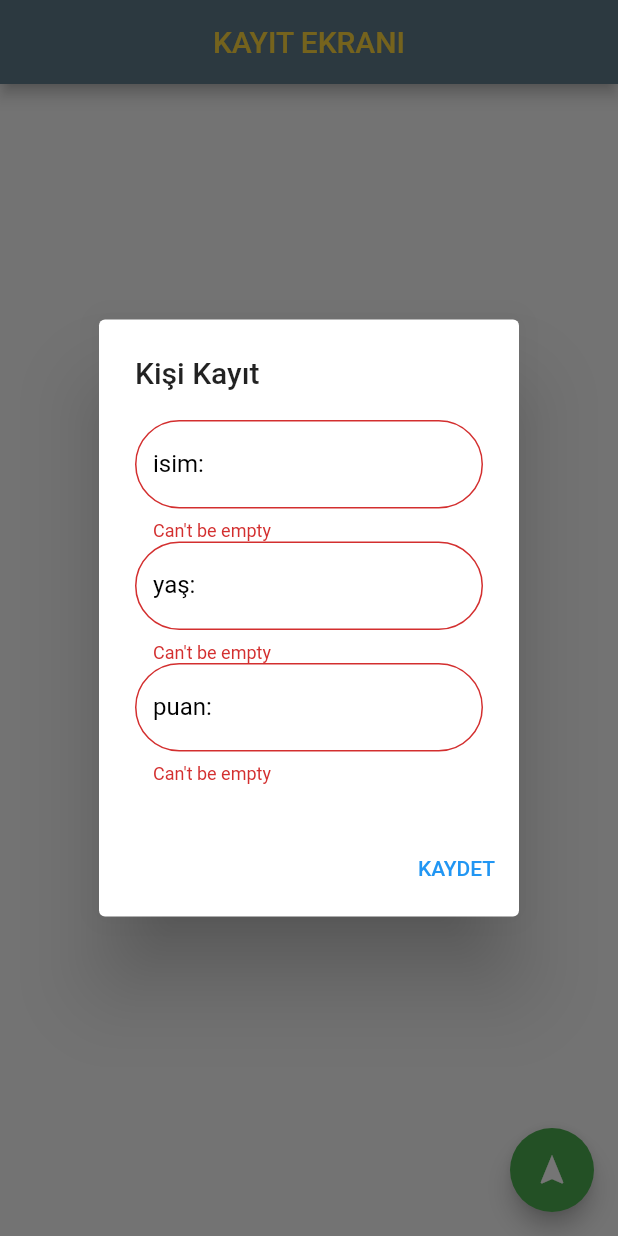
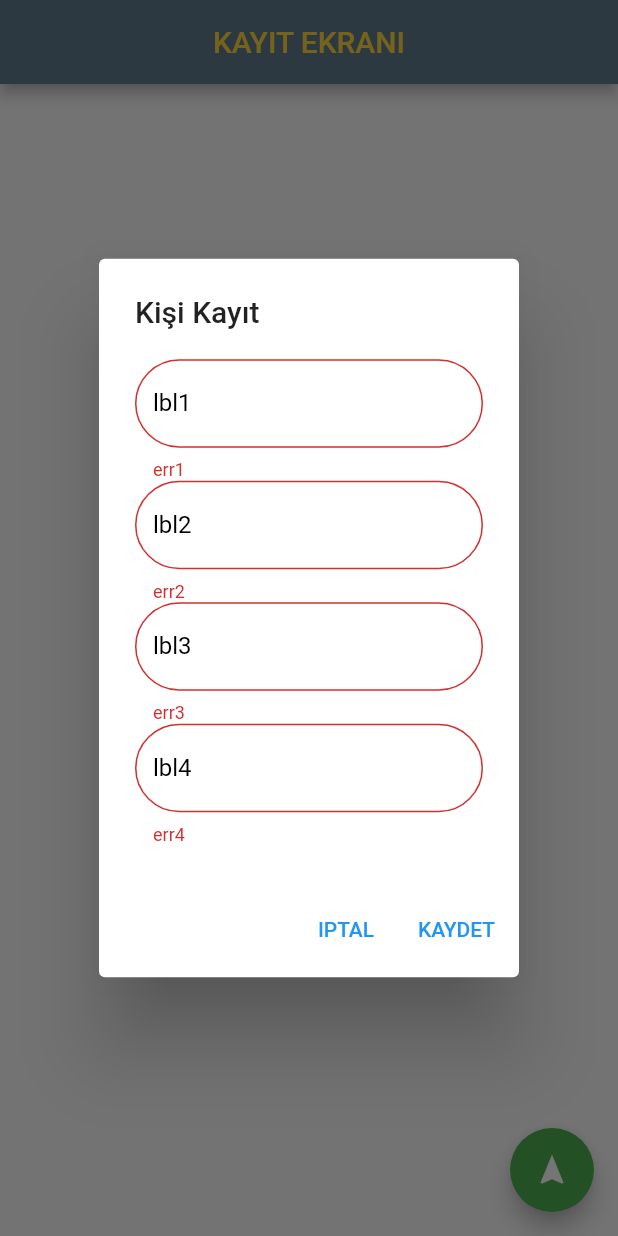
Before and after one commit to sudelmez/flutter_infpage, a Flutter app: the screen it shows after launch, after a tap on the "navigation" icon, on a phone screen of 412 x 824 dp. Run offline on Flutter 3.47's test engine with Material 2 defaults, Android fonts, the phone set to English and light mode, and no system bars.

Commit message:
code update

```diff
--- /dev/null
+++ b/lib/core/base/util/size_util.dart
@@ -0,0 +1,4 @@
+class SizeUtil {
+  static double itemWidth = 300;
+  static double itemHeight = 70;
+}
--- /dev/null
+++ b/lib/core/component/custom_field.dart
@@ -0,0 +1,23 @@
+import 'package:flutter/material.dart';
+
+class CustomField extends StatelessWidget {
+  final TextEditingController controller;
+  final String? errorText;
+  final String? labelText;
+  final Function(String val) onChanged;
+  const CustomField({Key? key, required this.controller, required this.errorText, required this.labelText, required this.onChanged}) : super(key: key);
+
+  @override
+  Widget build(BuildContext context) {
+    return TextField(
+      controller: controller,
+      decoration: InputDecoration(
+        errorText: errorText,
+        labelText: labelText,
+        labelStyle: const TextStyle(color: Colors.black),
+        border: OutlineInputBorder(borderRadius: BorderRadius.circular(50)),
+      ),
+      onChanged: onChanged,
+    );
+  }
+}
--- /dev/null
+++ b/lib/core/component/text_button.dart
@@ -0,0 +1,12 @@
+import 'package:flutter/material.dart';
+
+class CustomButton extends StatelessWidget {
+  final String title;
+  final Function() onPressed;
+  const CustomButton({Key? key, required this.title, required this.onPressed}) : super(key: key);
+
+  @override
+  Widget build(BuildContext context) {
+    return TextButton(onPressed: onPressed, child: Text(title));
+  }
+}
--- /dev/null
+++ b/lib/core/service/dialog_service.dart
@@ -0,0 +1,7 @@
+import 'package:flutter/material.dart';
+
+class DialogService {
+  show(BuildContext context, Widget widget) {
+    showDialog<String>(context: context, barrierDismissible: true, builder: (BuildContext context) => widget);
+  }
+}
--- a/lib/main.dart
+++ b/lib/main.dart
@@ -1,44 +1,10 @@
 import 'package:flutter/material.dart';
+import 'package:flutter_infpage/product/home/home_view.dart';
 
 void main() {
   runApp(const MyApp());
 }
 
-var _text = "";
-
-final _controller = TextEditingController();
-final _controller2 = TextEditingController();
-final _controller3 = TextEditingController();
-
-String? get _errorText {
-  final text = _controller.value.text;
-
-  if (text.isEmpty) {
-    return 'Can\'t be empty';
-  }
-
-  return null;
-}
-
-String? get _errorText2 {
-  final text2 = _controller2.value.text;
-
-  if (text2.isEmpty) {
-    return 'Can\'t be empty';
-  }
-
-  return null;
-}
-
-String? get _errorText3 {
-  final text3 = _controller3.value.text;
-
-  if (text3.isEmpty) {
-    return 'Can\'t be empty';
-  }
-
-  return null;
-}
 
 class MyApp extends StatelessWidget {
   const MyApp({Key? key}) : super(key: key);
@@ -46,153 +12,21 @@ class MyApp extends StatelessWidget {
   @override
   Widget build(BuildContext context) {
     return const MaterialApp(
+      debugShowCheckedModeBanner: false,
       home: MyHomePage(),
     );
   }
 }
 
-class MyHomePage extends StatefulWidget {
-  const MyHomePage({Key? key}) : super(key: key);
-
-  @override
-  State<MyHomePage> createState() => _MyHomePageState();
-}
-
-class _MyHomePageState extends State<MyHomePage> {
-  @override
-  Widget build(BuildContext context) {
-    return Scaffold(
-      appBar: AppBar(
-        backgroundColor: Colors.blueGrey,
-        centerTitle: true,
-        title: const Text(
-          'KAYIT EKRANI',
-          style: TextStyle(color: Colors.amberAccent, fontSize: 20),
-        ),
-      ),
-      floatingActionButton: FloatingActionButton(
-        child: Icon(Icons.navigation),
-        backgroundColor: Colors.green,
-        foregroundColor: Colors.white,
-        onPressed: () {
-          setState(() {
-            showDialog<String>(
-                context: context,
-                builder: (BuildContext context) => AlertDialog(
-                      title: const Text('Kişi Kayıt'),
-                      content: SingleChildScrollView(
-                        child: ListBody(
-                          children: [
-                            TextField(
-                              controller: _controller,
-                              decoration: InputDecoration(
-                                errorText: _errorText,
-                                labelText: 'isim:',
-                                labelStyle: TextStyle(color: Colors.black),
-                                border: OutlineInputBorder(
-                                    borderRadius: BorderRadius.circular(50)),
-                              ),
-                              onChanged: (text) => setState(() => _text),
-                            ),
-                            TextField(
-                              controller: _controller2,
-                              decoration: InputDecoration(
-                                errorText: _errorText2,
-                                labelText: 'yaş:',
-                                labelStyle: TextStyle(color: Colors.black),
-                                border: OutlineInputBorder(
-                                    borderRadius: BorderRadius.circular(50)),
-                              ),
-                              onChanged: (text) => setState(() => _text),
-                            ),
-                            TextField(
-                              controller: _controller3,
-                              decoration: InputDecoration(
-                                errorText: _errorText3,
-                                labelText: 'puan:',
-                                labelStyle: TextStyle(color: Colors.black),
-                                border: OutlineInputBorder(
-                                    borderRadius: BorderRadius.circular(50)),
-                              ),
-                              onChanged: (text) => setState(() => _text),
-                            ),
-                          ],
-                        ),
-                      ),
-                      actions: [
-                        TextButton(
-                            onPressed: () {
-                              if (_errorText == null &&
-                                  _errorText2 == null &&
-                                  _errorText3 == null) {
-                                Navigator.of(context).pop();
-                                Navigator.push(
-                                  context,
-                                  MaterialPageRoute(
-                                      builder: (context) => secondpage()),
-                                );
-                              }
-                              return null;
-                            },
-                            child: Text('KAYDET'))
-                      ],
-                    ));
-          });
-        },
-      ),
-    );
-  }
-}
-
-class secondpage extends StatelessWidget {
-  const secondpage({Key? key}) : super(key: key);
-
-  @override
-  Widget build(BuildContext context) {
-    return Scaffold(
-      backgroundColor: Colors.grey,
-      body: Center(
-        child: Column(
-          children: [
-            Padding(
-              padding: const EdgeInsets.all(8.0),
-              child: Container(
-                decoration: BoxDecoration(color: Colors.green),
-                width: 300,
-                height: 70,
-                child: Text(
-                  _controller.text,
-                  style: TextStyle(color: Colors.black, fontSize: 50),
-                ),
-              ),
-            ),
-            Padding(
-              padding: const EdgeInsets.all(8.0),
-              child: Container(
-                decoration: BoxDecoration(color: Colors.green),
-                width: 300,
-                height: 70,
-                child: Text(
-                  _controller2.text,
-                  style: TextStyle(color: Colors.black, fontSize: 50),
-                ),
-              ),
-            ),
-            Padding(
-              padding: const EdgeInsets.all(8.0),
-              child: Container(
-                decoration: BoxDecoration(color: Colors.green),
-                width: 300,
-                height: 70,
-                child: Text(
-                  _controller3.text,
-                  style: TextStyle(color: Colors.black, fontSize: 50),
-                ),
-              ),
-            )
-          ],
-        ),
-      ),
-    );
-  }
-}
+// TextButton(
+//     onPressed: () {
+//       if (_errorText == null && _errorText2 == null && _errorText3 == null) {
+//         Navigator.of(context).pop();
+//         Navigator.push(
+//           context,
+//           MaterialPageRoute(builder: (context) => secondpage()),
+//         );
+//       }
+//       return null;
+//     },
+//     child: Text('KAYDET'))
--- /dev/null
+++ b/lib/product/home/field_item_model.dart
@@ -0,0 +1,9 @@
+import 'package:flutter/material.dart';
+
+class FieldItems {
+  final TextEditingController controller;
+  String? errorText;
+  final String? labelText;
+
+  FieldItems(this.controller, this.errorText, this.labelText);
+}
--- /dev/null
+++ b/lib/product/home/home_view.dart
@@ -0,0 +1,65 @@
+import 'package:flutter/material.dart';
+import 'package:flutter_infpage/product/home/home_viewmodel.dart';
+import '../../core/component/custom_field.dart';
+import '../../core/component/text_button.dart';
+import '../../core/service/dialog_service.dart';
+
+class MyHomePage extends StatefulWidget {
+  const MyHomePage({Key? key}) : super(key: key);
+
+  @override
+  State<MyHomePage> createState() => _MyHomePageState();
+}
+
+class _MyHomePageState extends State<MyHomePage> {
+  final String _appbarTitle = 'KAYIT EKRANI';
+  final String _alertHeader = 'Kişi Kayıt';
+  HomeViewmodel viewmodel = HomeViewmodel();
+  @override
+  Widget build(BuildContext context) {
+    return Scaffold(
+      appBar: _homeAppbar(),
+      floatingActionButton: FloatingActionButton(
+        child: Icon(Icons.navigation),
+        backgroundColor: Colors.green,
+        foregroundColor: Colors.white,
+        onPressed: () {
+          setState(() {
+            DialogService().show(
+              context,
+              AlertDialog(
+                title: Text(_alertHeader),
+                content: SingleChildScrollView(
+                  child: Column(
+                    children: List.generate(
+                      viewmodel.items.length,
+                      (index) => CustomField(
+                        controller: viewmodel.items[index].controller,
+                        errorText: viewmodel.items[index].errorText,
+                        labelText: viewmodel.items[index].labelText,
+                        onChanged: (val) {
+                          String? data = viewmodel.checkData(val);
+                          setState(() {
+                            viewmodel.items[index].errorText = data;
+                          });
+                        },
+                      ),
+                    ),
+                  ),
+                ),
+                actions: [
+                  CustomButton(title: 'IPTAL', onPressed: () => print("IPTAL")),
+                  CustomButton(title: 'KAYDET', onPressed: () => print("KAYDET")),
+                ],
+              ),
+            );
+          });
+        },
+      ),
+    );
+  }
+
+  AppBar _homeAppbar() {
+    return AppBar(backgroundColor: Colors.blueGrey, centerTitle: true, title: Text(_appbarTitle, style: const TextStyle(color: Colors.amberAccent, fontSize: 20)));
+  }
+}
--- /dev/null
+++ b/lib/product/home/home_viewmodel.dart
@@ -0,0 +1,16 @@
+import 'package:flutter/cupertino.dart';
+
+import 'field_item_model.dart';
+
+class HomeViewmodel {
+  String? checkData(String val) {
+    return val.isEmpty ? 'Can\'t be empty' : null;
+  }
+
+  List<FieldItems> items = [
+    FieldItems(TextEditingController(), 'err1', 'lbl1'),
+    FieldItems(TextEditingController(), 'err2', 'lbl2'),
+    FieldItems(TextEditingController(), 'err3', 'lbl3'),
+    FieldItems(TextEditingController(), 'err4', 'lbl4'),
+  ];
+}
```
Also changed, not shown: lib/product/second/second_view.dart (added, +34 -0 lines), pubspec.lock, 8 other files.
